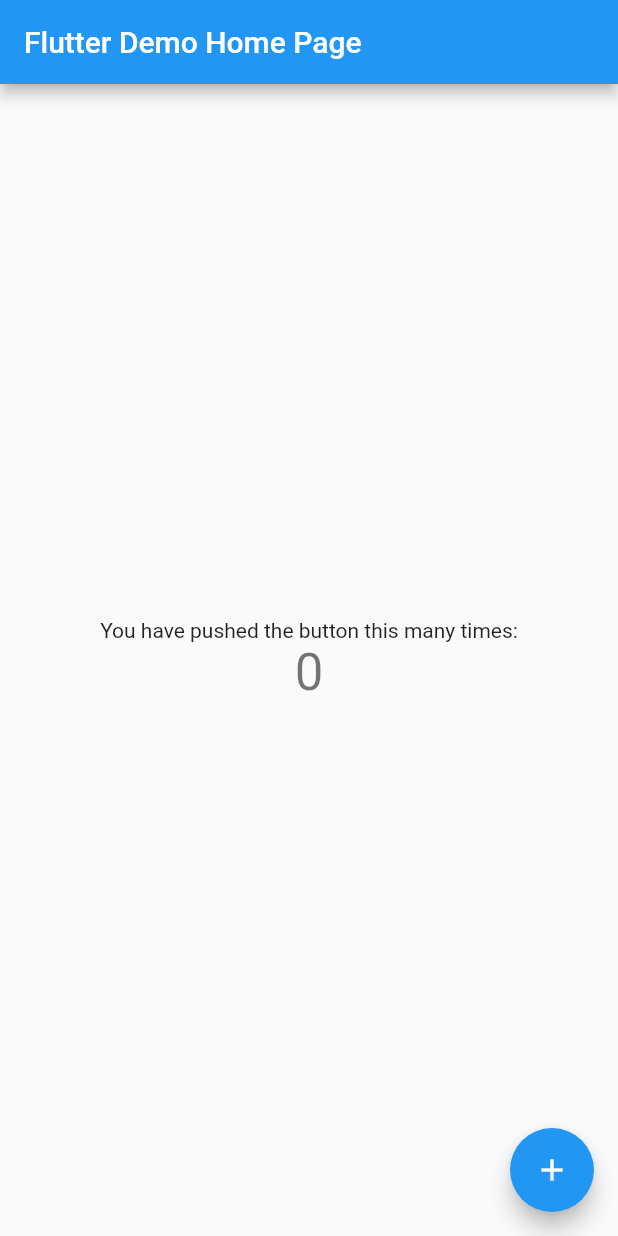
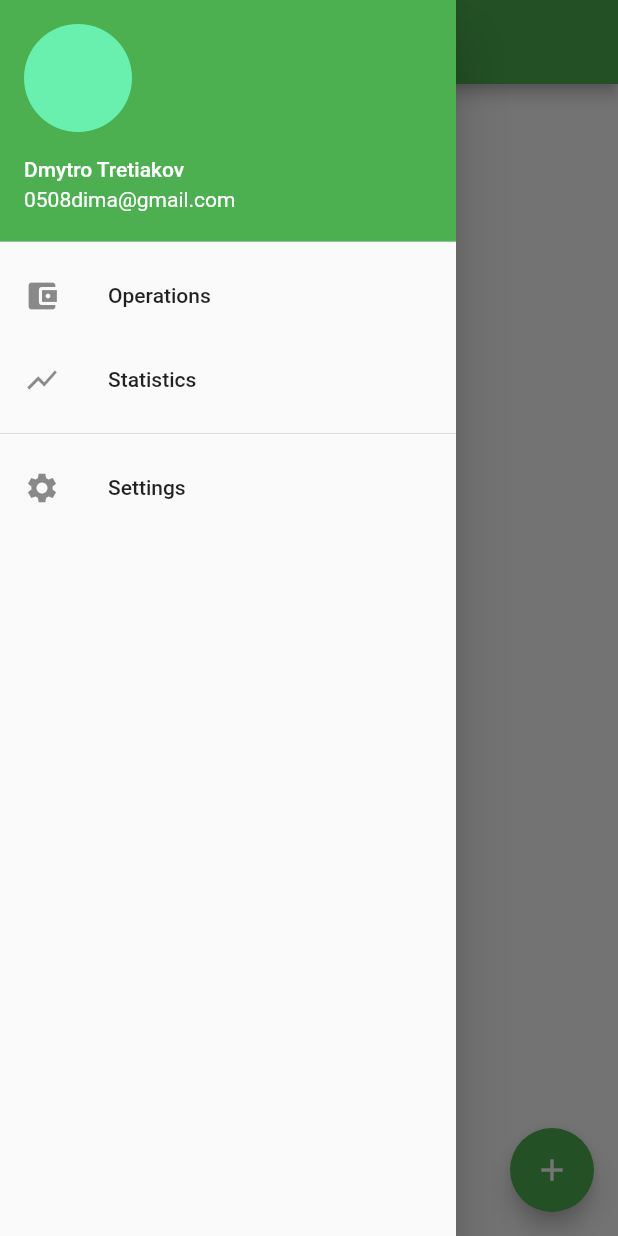
Before and after one commit to iridiscenthummingbird/money_project, a Flutter app: the screen it shows after launch, with the side drawer open (before the commit the screen has no drawer), on a phone screen of 412 x 824 dp. Run offline on Flutter 3.47's test engine with Material 2 defaults, Android fonts, the phone set to English and light mode, and no system bars.

Commit message:
Add drawer

```diff
--- /dev/null
+++ b/lib/MyDrawer.dart
@@ -0,0 +1,46 @@
+import 'package:flutter/material.dart';
+
+class MyDrawer extends StatelessWidget{
+  @override
+  Widget build(BuildContext context) {
+    return Drawer(
+        child: ListView(
+          children: <Widget>[
+            UserAccountsDrawerHeader(
+              currentAccountPicture: CircleAvatar(
+                backgroundColor: Colors.greenAccent,
+                ),
+              accountEmail: Text("0508dima@gmail.com"),
+              accountName: Text("Dmytro Tretiakov"),
+              decoration: BoxDecoration(
+                color: Colors.green
+              ),
+            ),
+            ListTile(
+              title: Text("Operations"),
+              leading: Icon(Icons.account_balance_wallet),
+              onTap: (){
+                Navigator.pop(context);
+              },
+            ),
+            ListTile(
+              title: Text("Statistics"),
+              leading: Icon(Icons.show_chart),
+              onTap: (){
+                Navigator.pop(context);
+              },
+            ),
+            Divider(),
+            ListTile(
+              title: Text("Settings"),
+              leading: Icon(Icons.settings),
+              onTap: (){
+                Navigator.pop(context);
+              },
+            )
+          ],
+        ),
+      );
+  }
+
+}
--- a/lib/main.dart
+++ b/lib/main.dart
@@ -1,111 +1,36 @@
 import 'package:flutter/material.dart';
-//test
-void main() => runApp(MyApp());
-//test3
-class MyApp extends StatelessWidget {
-  // This widget is the root of your application.
+import 'MyDrawer.dart';
+
+ class MyApp extends StatelessWidget{
   @override
   Widget build(BuildContext context) {
     return MaterialApp(
-      title: 'Flutter Demo',
+      debugShowCheckedModeBanner: false,
+      home: MyHomePage(),
       theme: ThemeData(
-        // This is the theme of your application.
-        //
-        // Try running your application with "flutter run". You'll see the
-        // application has a blue toolbar. Then, without quitting the app, try
-        // changing the primarySwatch below to Colors.green and then invoke
-        // "hot reload" (press "r" in the console where you ran "flutter run",
-        // or simply save your changes to "hot reload" in a Flutter IDE).
-        // Notice that the counter didn't reset back to zero; the application
-        // is not restarted.
-        primarySwatch: Colors.blue,
+        primaryColor: Colors.green
       ),
-      home: MyHomePage(title: 'Flutter Demo Home Page'),
     );
   }
+ }
+
+class MyHomePage extends StatelessWidget{
+  @override
+  Widget build(BuildContext context) {
+    return Scaffold(
+      appBar: AppBar(
+        title: Text("Flutter"),
+      ),
+      drawer: MyDrawer(),
+      floatingActionButton: FloatingActionButton(
+        child: Icon(Icons.add),
+        backgroundColor: Colors.green,
+      ),
+    );
+  }
+
 }
 
-class MyHomePage extends StatefulWidget {
-  MyHomePage({Key key, this.title}) : super(key: key);
-
-  // This widget is the home page of your application. It is stateful, meaning
-  // that it has a State object (defined below) that contains fields that affect
-  // how it looks.
-
-  // This class is the configuration for the state. It holds the values (in this
-  // case the title) provided by the parent (in this case the App widget) and
-  // used by the build method of the State. Fields in a Widget subclass are
-  // always marked "final".
-
-  final String title;
-
-  @override
-  _MyHomePageState createState() => _MyHomePageState();
+void main(){
+  runApp(MyApp());
 }
-
-class _MyHomePageState extends State<MyHomePage> {
-  int _counter = 0;
-
-  void _incrementCounter() {
-    setState(() {
-      // This call to setState tells the Flutter framework that something has
-      // changed in this State, which causes it to rerun the build method below
-      // so that the display can reflect the updated values. If we changed
-      // _counter without calling setState(), then the build method would not be
-      // called again, and so nothing would appear to happen.
-      _counter++;
-    });
-  }
-
-  @override
-  Widget build(BuildContext context) {
-    // This method is rerun every time setState is called, for instance as done
-    // by the _incrementCounter method above.
-    //
-    // The Flutter framework has been optimized to make rerunning build methods
-    // fast, so that you can just rebuild anything that needs updating rather
-    // than having to individually change instances of widgets.
-    return Scaffold(
-      appBar: AppBar(
-        // Here we take the value from the MyHomePage object that was created by
-        // the App.build method, and use it to set our appbar title.
-        title: Text(widget.title),
-      ),
-      body: Center(
-        // Center is a layout widget. It takes a single child and positions it
-        // in the middle of the parent.
-        child: Column(
-          // Column is also a layout widget. It takes a list of children and
-          // arranges them vertically. By default, it sizes itself to fit its
-          // children horizontally, and tries to be as tall as its parent.
-          //
-          // Invoke "debug painting" (press "p" in the console, choose the
-          // "Toggle Debug Paint" action from the Flutter Inspector in Android
-          // Studio, or the "Toggle Debug Paint" command in Visual Studio Code)
-          // to see the wireframe for each widget.
-          //
-          // Column has various properties to control how it sizes itself and
-          // how it positions its children. Here we use mainAxisAlignment to
-          // center the children vertically; the main axis here is the vertical
-          // axis because Columns are vertical (the cross axis would be
-          // horizontal).
-          mainAxisAlignment: MainAxisAlignment.center,
-          children: <Widget>[
-            Text(
-              'You have pushed the button this many times:',
-            ),
-            Text(
-              '$_counter',
-              style: Theme.of(context).textTheme.display1,
-            ),
-          ],
-        ),
-      ),
-      floatingActionButton: FloatingActionButton(
-        onPressed: _incrementCounter,
-        tooltip: 'Increment',
-        child: Icon(Icons.add),
-      ), // This trailing comma makes auto-formatting nicer for build methods.
-    );
-  }
-}
--- a/pubspec.yaml
+++ b/pubspec.yaml
@@ -17,8 +17,11 @@ environment:
   sdk: ">=2.1.0 <3.0.0"
 
 dependencies:
+  url_launcher: ^5.4.2
+  validators: ^2.0.0+1
   flutter:
     sdk: flutter
+
 
   # The following adds the Cupertino Icons font to your application.
   # Use with the CupertinoIcons class for iOS style icons.
```
Also changed, not shown: pubspec.lock.
